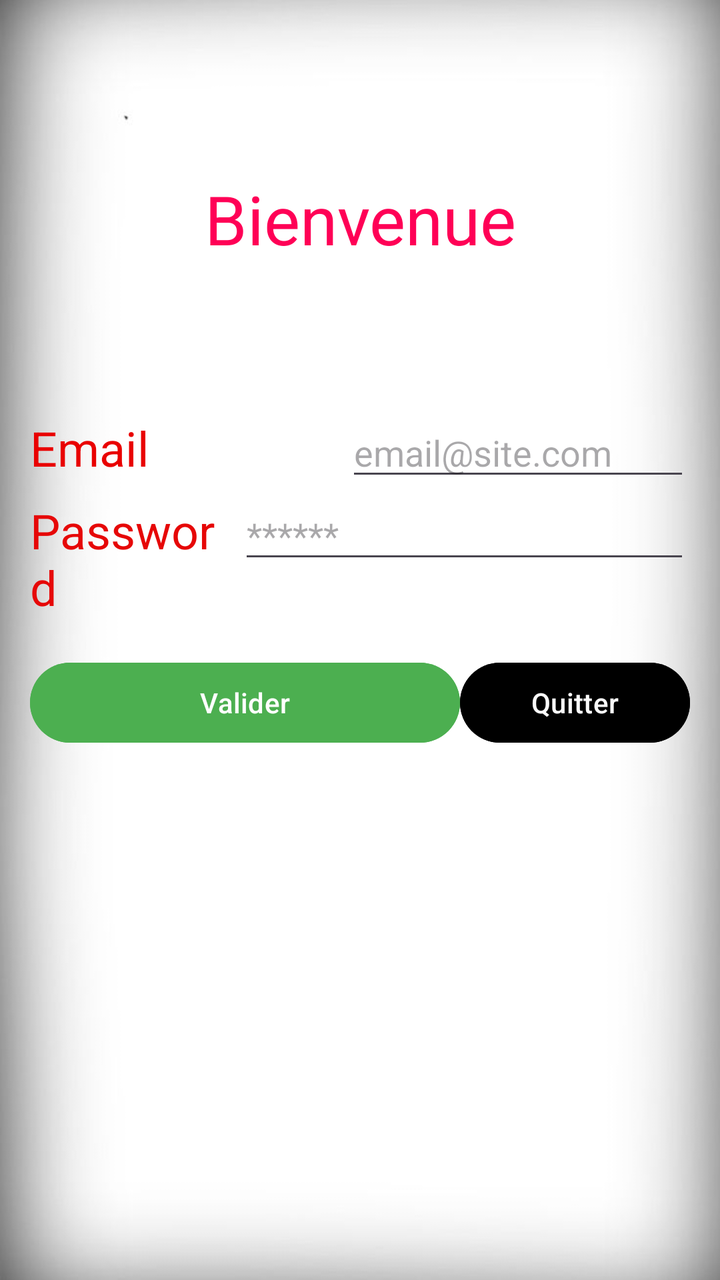
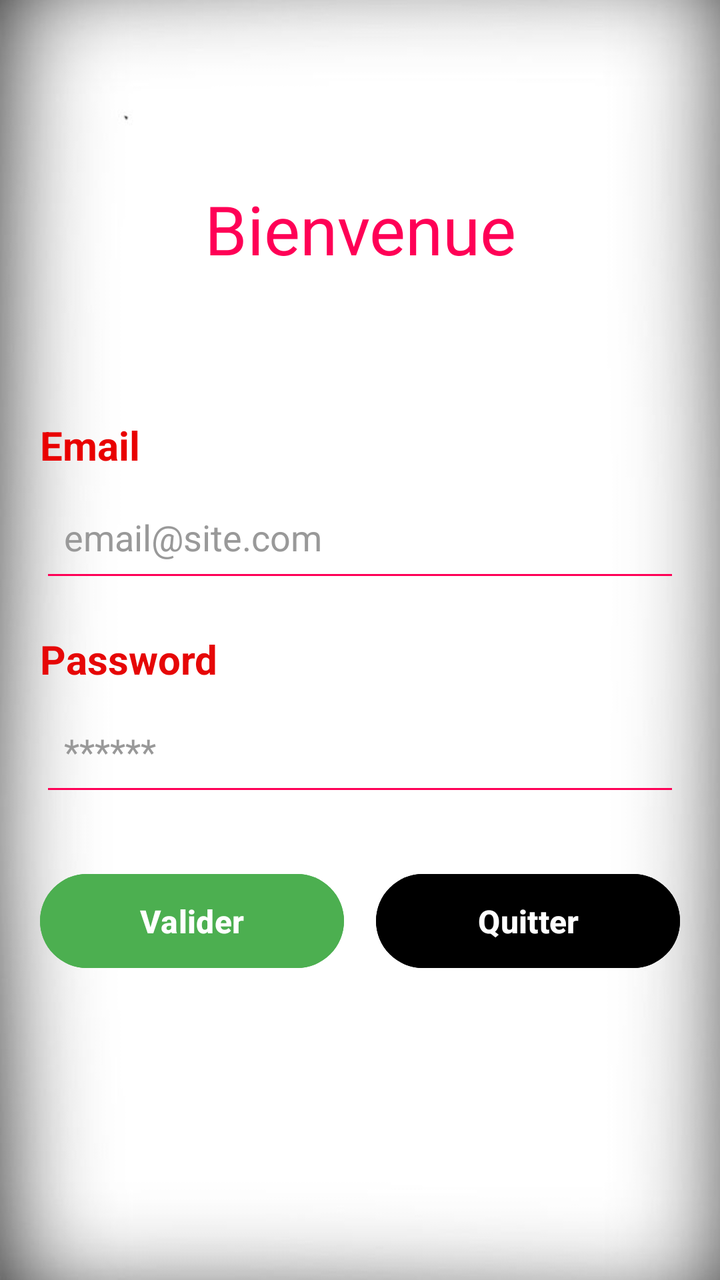

An Android layout rendered at two revisions. The XML below is the earlier revision; the diff shows what the commit changed to produce the second picture.
<!-- AndroidManifest.xml: application theme Theme.MyTrueCallerApp -->
<!-- res/layout/activity_main.xml -->
<?xml version="1.0" encoding="utf-8"?>
<LinearLayout xmlns:android="http://schemas.android.com/apk/res/android"
    xmlns:app="http://schemas.android.com/apk/res-auto"
    xmlns:tools="http://schemas.android.com/tools"
    android:id="@+id/main"
    android:layout_width="match_parent"
    android:layout_height="match_parent"
    android:background="@drawable/white"
    android:orientation="vertical"
    android:padding="15dp"
    tools:context=".MainActivity">

    <TextView
        android:id="@+id/textView"
        android:layout_width="match_parent"
        android:layout_height="189dp"
        android:gravity="center"
        android:text="@string/title"
        android:textColor="#FF0056"
        android:textSize="34sp" />

    <LinearLayout
        android:layout_width="match_parent"
        android:layout_height="wrap_content"
        android:orientation="horizontal">

        <TextView
            android:id="@+id/textView2"
            android:layout_width="158dp"
            android:layout_height="wrap_content"
            android:text="Email"
            android:textColor="#E90000"
            android:textSize="24sp" />

        <EditText
            android:id="@+id/edEmail_auth"
            android:layout_width="match_parent"
            android:layout_height="wrap_content"
            android:ems="10"
            android:hint="email@site.com"
            android:inputType="textEmailAddress"
            android:textColor="#000000" />
    </LinearLayout>

    <LinearLayout
        android:layout_width="match_parent"
        android:layout_height="82dp"
        android:orientation="horizontal">

        <TextView
            android:id="@+id/textView3"
            android:layout_width="89dp"
            android:layout_height="wrap_content"
            android:layout_weight="1"
            android:text="Password "
            android:textColor="#E60707"
            android:textSize="24sp" />

        <EditText
            android:id="@+id/edpwd_auth"
            android:layout_width="wrap_content"
            android:layout_height="wrap_content"
            android:layout_weight="1"
            android:ems="10"
            android:hint="******"
            android:inputType="textPassword"
            android:textColor="#050505" />
    </LinearLayout>

    <LinearLayout
        android:layout_width="match_parent"
        android:layout_height="wrap_content"
        android:orientation="horizontal">

        <Button
            android:id="@+id/btnVal_auth"
            android:layout_width="215dp"
            android:layout_height="wrap_content"
            android:backgroundTint="#4CAF50"
            android:text="Valider" />

        <Button
            android:id="@+id/btnqte_auth"
            android:layout_width="wrap_content"
            android:layout_height="wrap_content"
            android:layout_weight="1"
            android:backgroundTint="#000000"
            android:text="Quitter"
            android:textColor="#FAFAFA" />
    </LinearLayout>
</LinearLayout>
<!-- resources referenced by this layout -->
<resources>
  <!-- drawable white: jpg bitmap (drawable, 17894 bytes) -->
  <string name="title">Bienvenue</string>
  <style name="Theme.MyTrueCallerApp" parent="Base.Theme.MyTrueCallerApp" />
  <style name="Base.Theme.MyTrueCallerApp" parent="Theme.Material3.DayNight.NoActionBar">
          
          
          <item name="android:colorPrimaryDark">#2196F3</item>
  
  
      </style>
</resources>

<!-- the commit's change to res/layout/activity_main.xml (unified diff, before → after) -->
@@ -1,15 +1,16 @@
 <?xml version="1.0" encoding="utf-8"?>
-<LinearLayout xmlns:android="http://schemas.android.com/apk/res/android"
-    xmlns:app="http://schemas.android.com/apk/res-auto"
+<LinearLayout
+    xmlns:android="http://schemas.android.com/apk/res/android"
     xmlns:tools="http://schemas.android.com/tools"
     android:id="@+id/main"
     android:layout_width="match_parent"
     android:layout_height="match_parent"
+    android:orientation="vertical"
+    android:padding="20dp"
     android:background="@drawable/white"
-    android:orientation="vertical"
-    android:padding="15dp"
     tools:context=".MainActivity">
 
+    
     <TextView
         android:id="@+id/textView"
         android:layout_width="match_parent"
@@ -19,54 +20,61 @@
         android:textColor="#FF0056"
         android:textSize="34sp" />
 
-    <LinearLayout
+    
+    <TextView
+        android:id="@+id/textView2"
         android:layout_width="match_parent"
         android:layout_height="wrap_content"
-        android:orientation="horizontal">
+        android:text="Email"
+        android:textColor="#E90000"
+        android:textSize="20sp"
+        android:textStyle="bold"
+        android:layout_marginBottom="5dp" />
 
-        <TextView
-            android:id="@+id/textView2"
-            android:layout_width="158dp"
-            android:layout_height="wrap_content"
-            android:text="Email"
-            android:textColor="#E90000"
-            android:textSize="24sp" />
+    <EditText
+        android:id="@+id/edEmail_auth"
+        android:layout_width="match_parent"
+        android:layout_height="55dp"
+        android:hint="email@site.com"
+        android:inputType="textEmailAddress"
+        android:padding="12dp"
+        android:textColor="#000000"
+        android:textColorHint="#999999"
+        android:backgroundTint="#FF0056" />
 
-        <EditText
-            android:id="@+id/edEmail_auth"
-            android:layout_width="match_parent"
-            android:layout_height="wrap_content"
-            android:ems="10"
-            android:hint="email@site.com"
-            android:inputType="textEmailAddress"
-            android:textColor="#000000" />
-    </LinearLayout>
+    
+    <Space
+        android:layout_width="match_parent"
+        android:layout_height="20dp" />
 
-    <LinearLayout
+    
+    <TextView
+        android:id="@+id/textView3"
         android:layout_width="match_parent"
-        android:layout_height="82dp"
-        android:orientation="horizontal">
+        android:layout_height="wrap_content"
+        android:text="Password"
+        android:textColor="#E60707"
+        android:textSize="20sp"
+        android:textStyle="bold"
+        android:layout_marginBottom="5dp" />
 
-        <TextView
-            android:id="@+id/textView3"
-            android:layout_width="89dp"
-            android:layout_height="wrap_content"
-            android:layout_weight="1"
-            android:text="Password "
-            android:textColor="#E60707"
-            android:textSize="24sp" />
+    <EditText
+        android:id="@+id/edpwd_auth"
+        android:layout_width="match_parent"
+        android:layout_height="55dp"
+        android:hint="******"
+        android:inputType="textPassword"
+        android:padding="12dp"
+        android:textColor="#000000"
+        android:textColorHint="#999999"
+        android:backgroundTint="#FF0056" />
 
-        <EditText
-            android:id="@+id/edpwd_auth"
-            android:layout_width="wrap_content"
-            android:layout_height="wrap_content"
-            android:layout_weight="1"
-            android:ems="10"
-            android:hint="******"
-            android:inputType="textPassword"
-            android:textColor="#050505" />
-    </LinearLayout>
+    
+    <Space
+        android:layout_width="match_parent"
+        android:layout_height="30dp" />
 
+    
     <LinearLayout
         android:layout_width="match_parent"
         android:layout_height="wrap_content"
@@ -74,18 +82,28 @@
 
         <Button
             android:id="@+id/btnVal_auth"
-            android:layout_width="215dp"
-            android:layout_height="wrap_content"
+            android:layout_width="0dp"
+            android:layout_height="55dp"
+            android:layout_weight="1"
+            android:layout_marginEnd="8dp"
             android:backgroundTint="#4CAF50"
-            android:text="Valider" />
+            android:text="Valider"
+            android:textColor="#FFFFFF"
+            android:textSize="16sp"
+            android:textStyle="bold" />
 
         <Button
             android:id="@+id/btnqte_auth"
-            android:layout_width="wrap_content"
-            android:layout_height="wrap_content"
+            android:layout_width="0dp"
+            android:layout_height="55dp"
             android:layout_weight="1"
+            android:layout_marginStart="8dp"
             android:backgroundTint="#000000"
             android:text="Quitter"
-            android:textColor="#FAFAFA" />
+            android:textColor="#FFFFFF"
+            android:textSize="16sp"
+            android:textStyle="bold" />
+
     </LinearLayout>
+
 </LinearLayout>
